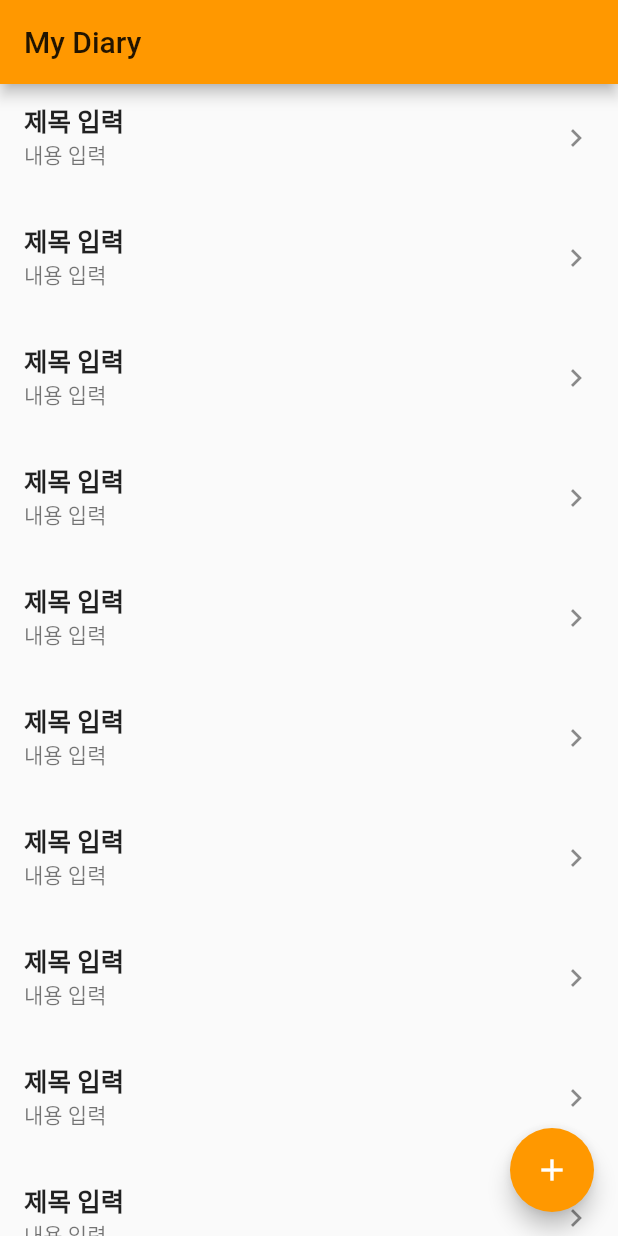
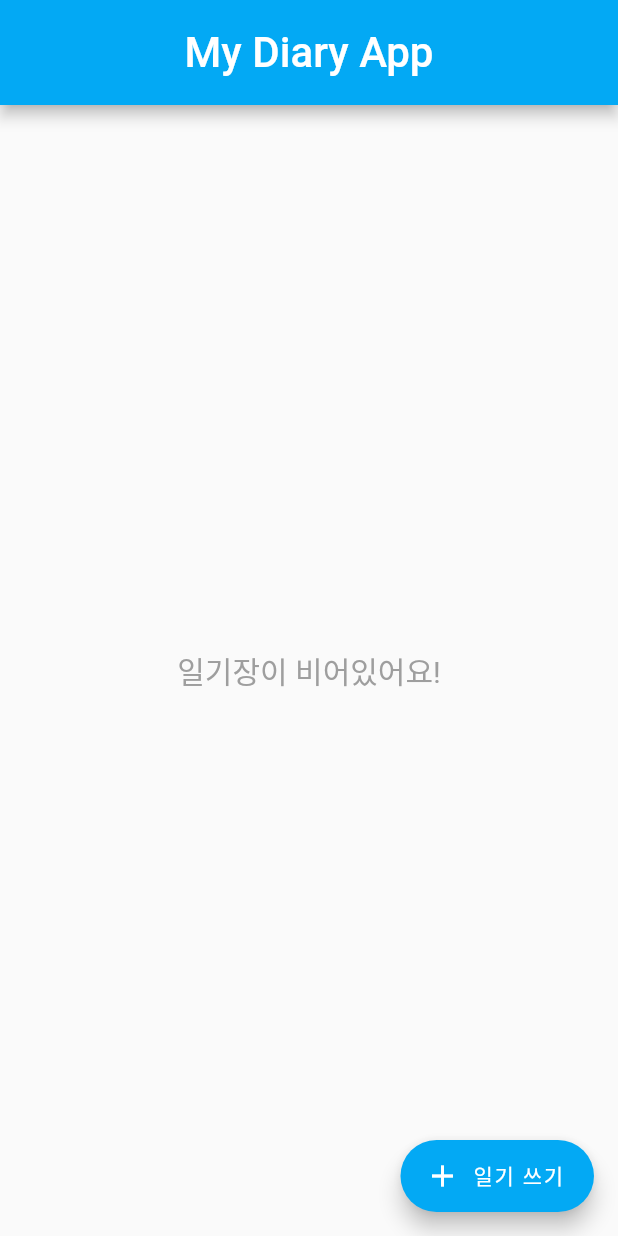
Before and after one commit to Jugiter/diaryapp, a Flutter app: the screen it shows after launch, on a phone screen of 412 x 824 dp. Run offline on Flutter 3.47's test engine with Material 2 defaults, Android fonts, the light colour scheme and no system bars; our stand-ins replace cloud_firestore, equatable; accounts and stored records are empty.

Commit message:
For Sullivan Project 6th class.

```diff
--- a/lib/main.dart
+++ b/lib/main.dart
@@ -1,5 +1,13 @@
+import 'dart:developer';
+
+import 'package:intl/intl.dart';
 import 'package:flutter/material.dart';
+
 import 'pages/newcreate.dart';
+import 'pages/edit.dart';
+import 'pages/detail.dart';
+import 'utils/db.dart';
+import 'domains/diary.dart';
 
 void main() {
   runApp(MyApp());
@@ -10,11 +18,11 @@ class MyApp extends StatelessWidget {
   @override
   Widget build(BuildContext context) {
     return MaterialApp(
-      title: 'Flutter Demo',
+      title: 'My Diary',
       theme: ThemeData(
-        primarySwatch: Colors.orange,
+        primarySwatch: Colors.lightBlue,
       ),
-      home: MyHomePage(title: 'My Diary'),
+      home: MyHomePage(title: 'My Diary App'),
     );
   }
 }
@@ -34,30 +42,74 @@ class _MyHomePageState extends State<MyHomePage> {
   Widget build(BuildContext context) {
     return Scaffold(
         appBar: AppBar(
+          centerTitle: true,
+          toolbarHeight: 70,
+          title: Text(widget.title,
+              style: TextStyle(fontSize: 28.0, color: Colors.white)),
+        ),
+        body: FutureBuilder<List<Diary>>(
+            future: DatabaseHelper().getAllDiaries(),
+            builder:
+                (BuildContext context, AsyncSnapshot<List<Diary>> snapshot) {
+              if (!snapshot.hasData) return Center();
 
-          title: Text(widget.title),
-        ),
-        body: ListView.builder(
-            itemBuilder:(context, index){
-              return Container(height:80, child:
-              ListTile(
-                  title: Text('제목 입력',
-                      style: TextStyle(fontSize:17.0, fontWeight:FontWeight.bold)),
-                  subtitle: Text('내용 입력',
-                      style: TextStyle(fontSize:14.0)),
-                  trailing: Icon(Icons.keyboard_arrow_right)
-              ));
-            }
-        ),
-        floatingActionButton:FloatingActionButton(
-          child: Icon(Icons.add, color:Colors.white),
-          onPressed: () {
-            Navigator.push(
-              context,
-              MaterialPageRoute(builder: (context) => DetailDiaryPage()),
-            );
-          },
-        )
-    );
+              return snapshot.data.length > 0
+                  ? ListView.builder(
+                  itemCount: snapshot.data.length,
+                  itemBuilder: (BuildContext context, int index) {
+                    Diary item = snapshot.data[index];
+                    log("item index $index");
+
+                    var formatDateTime =
+                    DateFormat('yyyy-MM-dd').format(item.updatedAt);
+
+                    return ListTile(
+                      onTap: () {
+                        _detailDiaryPage(context, item);
+                      },
+                      title: Text(item.title, style: TextStyle(fontSize: 18)),
+                      subtitle: Text(
+                        formatDateTime + ' ' + item.body, style: TextStyle(
+                          color: Colors.grey.withOpacity(0.8)),
+                        maxLines: 1,
+                      ),
+                    );
+                  })
+                  : Container(
+                  child: Center(
+                      child: Column(
+                          mainAxisAlignment: MainAxisAlignment.center,
+                          crossAxisAlignment: CrossAxisAlignment.center,
+                          children: <Widget>[
+                            (Text("일기장이 비어있어요!",
+                                style: TextStyle(color: Colors.grey, fontSize: 20)))
+                          ])));
+            }),
+        floatingActionButton: FloatingActionButton.extended(
+            icon: Icon(Icons.add, color: Colors.white),
+            label: Text('일기 쓰기', style: TextStyle(color: Colors.white)),
+            tooltip: '오늘의 일기를 남겨요',
+            onPressed: () {
+              _createDiaryPage(context);
+            }));
+  }
+
+  _createDiaryPage(BuildContext context) async {
+    await Navigator.push(
+        context, MaterialPageRoute(builder: (context) => CreateDiaryPage()));
+
+    setState(() {});
+  }
+  _deleteDiary(String diaryId) async {
+    await DatabaseHelper().deleteDiary(diaryId);
+
+    setState(() {});
+  }
+
+  _detailDiaryPage(BuildContext context, Diary diary) async {
+    await Navigator.push(context,
+        MaterialPageRoute(builder: (context) => DetailDiaryPage(diary: diary)));
+
+    setState(() {});
   }
 }
```
Also changed, not shown: lib/pages/detail.dart (added, +76 -0 lines), lib/pages/edit.dart (added, +90 -0 lines), lib/pages/newcreate.dart (+51 -14 lines), lib/utils/db.dart (+12 -0 lines), pubspec.yaml (+2 -5 lines), pubspec.lock, 1 other file.
